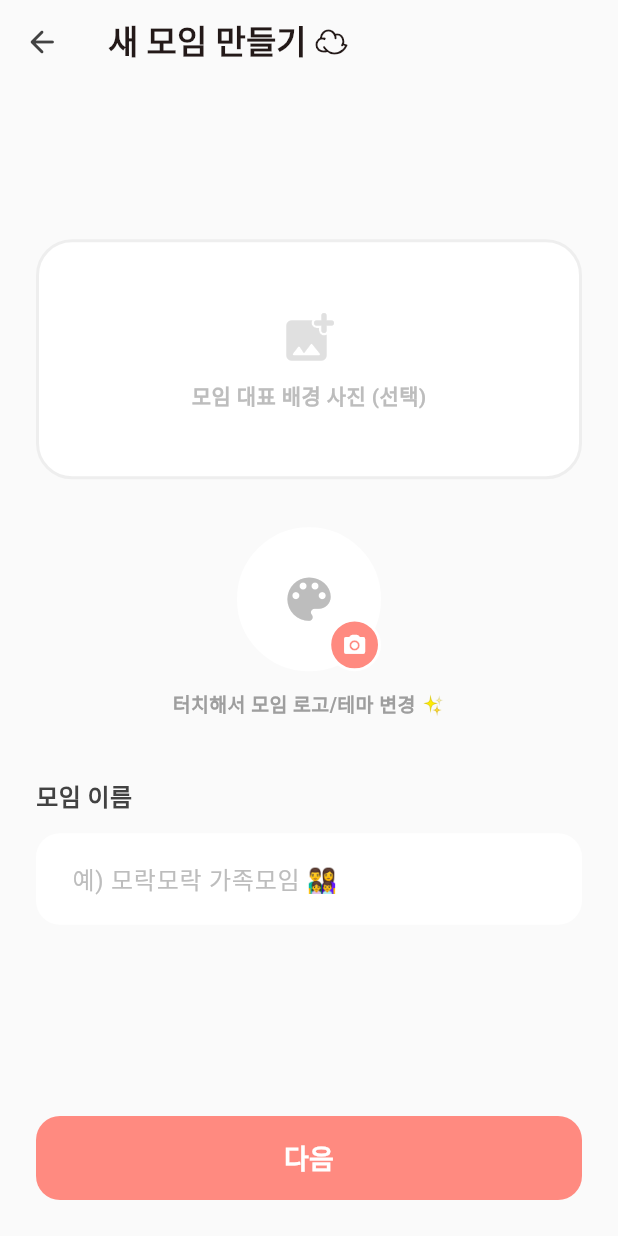
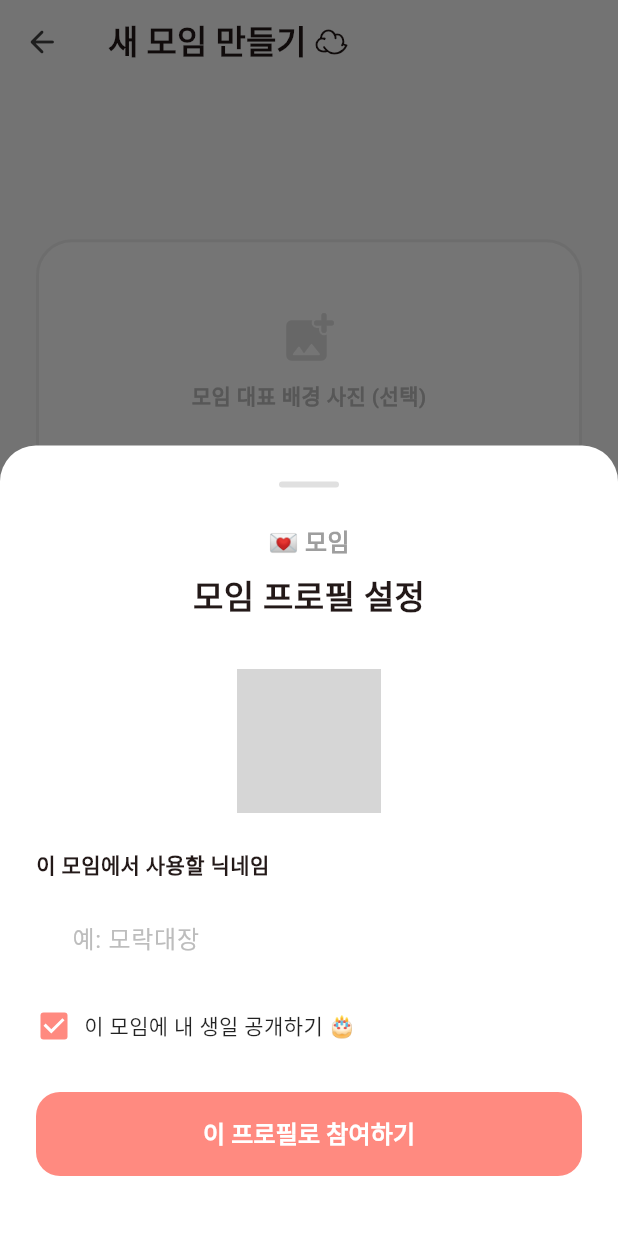
Before and after one commit to hae-i/morak, a Flutter app: the GroupCreateScreen screen opened directly, on a phone screen of 412 x 824 dp. Run offline on Flutter 3.47's test engine with Material 3 defaults, Android fonts, the phone set to English and light mode, and no system bars; our stand-ins replace cached_network_image, flutter_dotenv, flutter_riverpod, get_it, go_router, google_sign_in and 2 more; accounts and stored records are empty; network calls fail; grey boxes are pictures that could not be loaded.

Commit message:
feat: 라우팅 로직 수정 및 가입 미 완료시, 초대 링크 이동 시 로직 추가

```diff
--- a/lib/router.dart
+++ b/lib/router.dart
@@ -2,9 +2,11 @@ import 'package:flutter/material.dart';
 import 'package:go_router/go_router.dart';
 import 'package:supabase_flutter/supabase_flutter.dart';
 
+import 'screens/splash_screen.dart';
 import 'screens/main_skeleton.dart';
 import 'screens/auth/login_screen.dart';
 import 'screens/profile/profile_setup_screen.dart';
+import 'widgets/group/group_join_sheet.dart';
 
 // 🌟 앱의 전체 길안내를 담당하는 GoRouter
 final router = GoRouter(
@@ -27,14 +29,7 @@ final router = GoRouter(
 
   routes: [
     // 🚪 대문 (자동 라우팅 대기소)
-    GoRoute(
-      path: '/',
-      builder: (context, state) => const Scaffold(
-        body: Center(
-          child: CircularProgressIndicator(color: Color(0xFFFF8A80)),
-        ),
-      ),
-    ),
+    GoRoute(path: '/', builder: (context, state) => const SplashScreen()),
     // 🔑 로그인 화면
     GoRoute(path: '/login', builder: (context, state) => const LoginScreen()),
     // 🏠 홈 화면 (메인 뼈대)
@@ -52,9 +47,14 @@ final router = GoRouter(
         final groupId = state.uri.queryParameters['groupId'] ?? '';
         final groupName = state.uri.queryParameters['groupName'] ?? '모임';
 
-        // 일단 홈 화면을 띄운 뒤에, 바텀 시트를 띄워주는 역할을 홈에서 하도록 넘깁니다
         WidgetsBinding.instance.addPostFrameCallback((_) {
-          // TODO: 여기에 아까 만들었던 _showJoinProfileSheet 를 호출하는 로직 연결
+          showModalBottomSheet(
+            context: context,
+            isScrollControlled: true,
+            backgroundColor: Colors.transparent,
+            builder: (context) =>
+                GroupJoinSheet(groupId: groupId, groupName: groupName),
+          );
         });
 
         return const MainSkeleton();
--- /dev/null
+++ b/lib/widgets/group/group_join_sheet.dart
@@ -0,0 +1,224 @@
+import 'package:flutter/material.dart';
+
+import '../../constants/app_constants.dart';
+import '../../repositories/user_repository.dart';
+import '../../repositories/group_repository.dart';
+import '../common/common_widgets.dart';
+
+class GroupJoinSheet extends StatefulWidget {
+  final String groupId;
+  final String groupName;
+
+  const GroupJoinSheet({
+    super.key,
+    required this.groupId,
+    required this.groupName,
+  });
+
+  @override
+  State<GroupJoinSheet> createState() => _GroupJoinSheetState();
+}
+
+class _GroupJoinSheetState extends State<GroupJoinSheet> {
+  final TextEditingController _nicknameController = TextEditingController();
+  bool _isLoading = true;
+  bool _isSaving = false;
+  String? _globalProfileImageUrl;
+  bool _isBirthdayPublic = true;
+
+  final _userRepo = UserRepository();
+  final _groupRepo = GroupRepository();
+
+  @override
+  void initState() {
+    super.initState();
+    _loadGlobalProfile();
+  }
+
+  @override
+  void dispose() {
+    _nicknameController.dispose();
+    super.dispose();
+  }
+
+  Future<void> _loadGlobalProfile() async {
+    try {
+      final profile = await _userRepo.fetchMyGlobalProfile();
+      if (profile != null && mounted) {
+        setState(() {
+          _nicknameController.text = profile.displayName;
+          _globalProfileImageUrl = profile.profileImageUrl;
+          _isLoading = false;
+        });
+      } else {
+        if (mounted) setState(() => _isLoading = false);
+      }
+    } catch (e) {
+      if (mounted) setState(() => _isLoading = false);
+    }
+  }
+
+  Future<void> _joinGroup() async {
+    final nickname = _nicknameController.text.trim();
+    if (nickname.isEmpty) return;
+
+    setState(() => _isSaving = true);
+    try {
+      await _groupRepo.joinGroup(
+        groupId: widget.groupId,
+        nickname: nickname,
+        profileImageUrl: _globalProfileImageUrl,
+      );
+
+      if (mounted) {
+        Navigator.pop(context);
+        ScaffoldMessenger.of(context).showSnackBar(
+          SnackBar(
+            content: Text('🎉 ${widget.groupName} 모임에 가입되었습니다!'),
+            backgroundColor: AppConstants.primaryColor,
+          ),
+        );
+      }
+    } catch (e) {
+      if (mounted) {
+        ScaffoldMessenger.of(context).showSnackBar(
+          const SnackBar(content: Text('이미 가입된 모임이거나 에러가 발생했습니다.')),
+        );
+      }
+    } finally {
+      if (mounted) setState(() => _isSaving = false);
+    }
+  }
+
+  @override
+  Widget build(BuildContext context) {
+    final bottomInset = MediaQuery.of(context).viewInsets.bottom;
+
+    return Container(
+      decoration: const BoxDecoration(
+        color: Colors.white,
+        borderRadius: BorderRadius.vertical(top: Radius.circular(24)),
+      ),
+      padding: EdgeInsets.only(
+        left: 24,
+        right: 24,
+        top: 24,
+        bottom: bottomInset > 0 ? bottomInset + 24 : 40,
+      ),
+      child: _isLoading
+          ? const SizedBox(
+              height: 200,
+              child: Center(
+                child: CircularProgressIndicator(
+                  color: AppConstants.primaryColor,
+                ),
+              ),
+            )
+          : Column(
+              mainAxisSize: MainAxisSize.min,
+              children: [
+                Container(
+                  width: 40,
+                  height: 4,
+                  decoration: BoxDecoration(
+                    color: Colors.grey[300],
+                    borderRadius: BorderRadius.circular(2),
+                  ),
+                ),
+                const SizedBox(height: 24),
+                Text(
+                  '💌 ${widget.groupName}',
+                  style: TextStyle(
+                    fontSize: 16,
+                    color: Colors.grey[500],
+                    fontWeight: FontWeight.bold,
+                  ),
+                ),
+                const SizedBox(height: 8),
+                const Text(
+                  '모임 프로필 설정',
+                  style: TextStyle(fontSize: 22, fontWeight: FontWeight.bold),
+                ),
+                const SizedBox(height: 32),
+
+                CircleAvatar(
+                  radius: 48,
+                  backgroundColor: Colors.grey[100],
+                  backgroundImage: _globalProfileImageUrl != null
+                      ? NetworkImage(_globalProfileImageUrl!)
+                      : null,
+                  child: _globalProfileImageUrl == null
+                      ? Icon(
+                          Icons.person_rounded,
+                          size: 48,
+                          color: Colors.grey[300],
+                        )
+                      : null,
+                ),
+                const SizedBox(height: 24),
+
+                const Align(
+                  alignment: Alignment.centerLeft,
+                  child: Text(
+                    '이 모임에서 사용할 닉네임',
+                    style: TextStyle(fontSize: 14, fontWeight: FontWeight.bold),
+                  ),
+                ),
+                const SizedBox(height: 8),
+
+                CustomTextField(
+                  controller: _nicknameController,
+                  hint: '예: 모락대장',
+                ),
+                const SizedBox(height: 16),
+
+                Row(
+                  children: [
+                    SizedBox(
+                      width: 24,
+                      height: 24,
+                      child: Checkbox(
+                        value: _isBirthdayPublic,
+                        onChanged: (val) =>
+                            setState(() => _isBirthdayPublic = val ?? true),
+                        activeColor: AppConstants.primaryColor,
+                      ),
+                    ),
+                    const SizedBox(width: 8),
+                    const Text(
+                      '이 모임에 내 생일 공개하기 🎂',
+                      style: TextStyle(fontSize: 14, color: Colors.black87),
+                    ),
+                  ],
+                ),
+                const SizedBox(height: 32),
+
+                SizedBox(
+                  width: double.infinity,
+                  height: 56,
+                  child: ElevatedButton(
+                    onPressed: _isSaving ? null : _joinGroup,
+                    style: ElevatedButton.styleFrom(
+                      backgroundColor: AppConstants.primaryColor,
+                      elevation: 0,
+                      shape: RoundedRectangleBorder(
+                        borderRadius: BorderRadius.circular(16),
+                      ),
+                    ),
+                    child: _isSaving
+                        ? const CircularProgressIndicator(color: Colors.white)
+                        : const Text(
+                            '이 프로필로 참여하기',
+                            style: TextStyle(
+                              color: Colors.white,
+                              fontSize: 16,
+                              fontWeight: FontWeight.bold,
+                            ),
+                          ),
+                  ),
+                ),
+              ],
+            ),
+    );
+  }
+}
```
Also changed, not shown: lib/repositories/user_repository.dart (+8 -4 lines), lib/screens/splash_screen.dart (added, +54 -0 lines).
